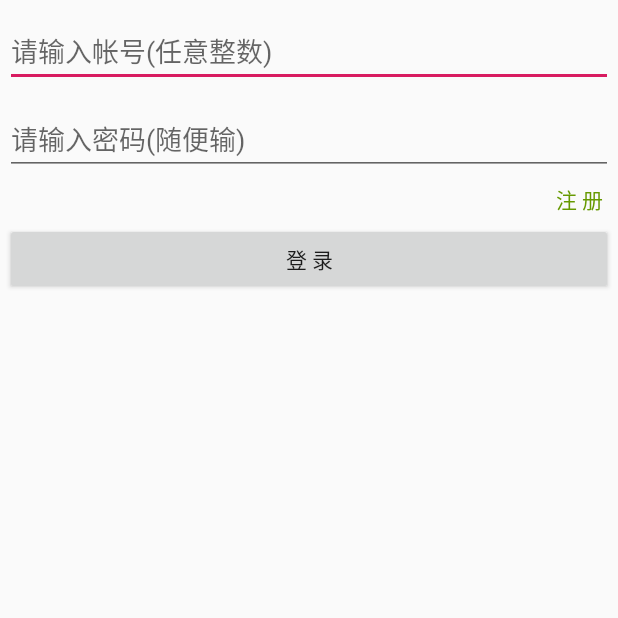
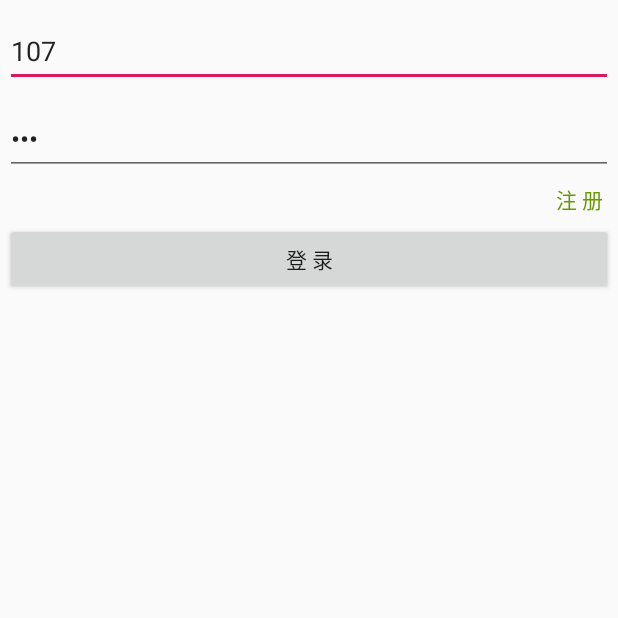
Before and after one commit to sebuaa2020/Team107, an Android app: the screen it shows after launch (MainActivity), on a phone screen of 412 x 824 dp, the top half of it. Run offline under Robolectric (Android 15) with nearby library versions, the phone set to English and light mode, and no system bars; our stand-ins replace navigation-ui.

```diff
--- a/Android Part/appforros/app/src/main/java/com/example/appforros/ui/robot/RobotFragment.java
+++ b/Android Part/appforros/app/src/main/java/com/example/appforros/ui/robot/RobotFragment.java
@@ -11,6 +11,7 @@ import android.view.ViewGroup;
 import android.widget.Button;
 import android.widget.EditText;
 import android.widget.TextView;
+import android.widget.Toast;
 
 import androidx.annotation.NonNull;
 import androidx.fragment.app.Fragment;
@@ -108,8 +109,7 @@ public class RobotFragment extends Fragment {
         @Override
         public void onReceive(Context context, Intent intent) {
             String message=intent.getStringExtra("message");
-            System.out.println(message);
-            System.out.println("+++++++++++++++++++++++");
+            //Toast.makeText(root.getContext(), "权限不足", Toast.LENGTH_SHORT).show();
         }
     }
 
@@ -119,7 +119,7 @@ public class RobotFragment extends Fragment {
      */
     private void doRegisterReceiver() {
         ChatMessageReceiver chatMessageReceiver = new ChatMessageReceiver();
-        IntentFilter filter = new IntentFilter("com.xch.servicecallback.content");
+        IntentFilter filter = new IntentFilter("hello");
         root.getContext().registerReceiver(chatMessageReceiver, filter);
     }
 }
--- a/Android Part/appforros/app/src/main/res/layout/fragment_login.xml
+++ b/Android Part/appforros/app/src/main/res/layout/fragment_login.xml
@@ -13,7 +13,8 @@
         android:layout_marginBottom="5dp"
         android:layout_marginLeft="3dp"
         android:layout_marginRight="3dp"
-        android:hint="请输入帐号(任意整数)"/>
+        android:hint="请输入帐号(任意整数)"
+        android:text="107"/>
 
     <EditText
         android:id="@+id/user_password"
@@ -22,7 +23,8 @@
         android:layout_marginTop="5dp"
         android:layout_marginLeft="3dp"
         android:layout_marginRight="3dp"
-        android:hint="请输入密码(随便输)"/>
+        android:hint="请输入密码(随便输)"
+        android:text="107"/>
 
     <LinearLayout
         android:orientation="horizontal"
--- a/Android Part/appforros/app/src/main/res/layout/fragment_robot.xml
+++ b/Android Part/appforros/app/src/main/res/layout/fragment_robot.xml
@@ -48,5 +48,4 @@
 
     </LinearLayout>
 
-
 </LinearLayout>
```
Also changed, not shown: Android Part/appforros/app/src/main/java/com/example/appforros/Message.java (+7 -1 lines), Android Part/appforros/app/src/main/java/com/example/appforros/WebClient.java (+8 -10 lines).
